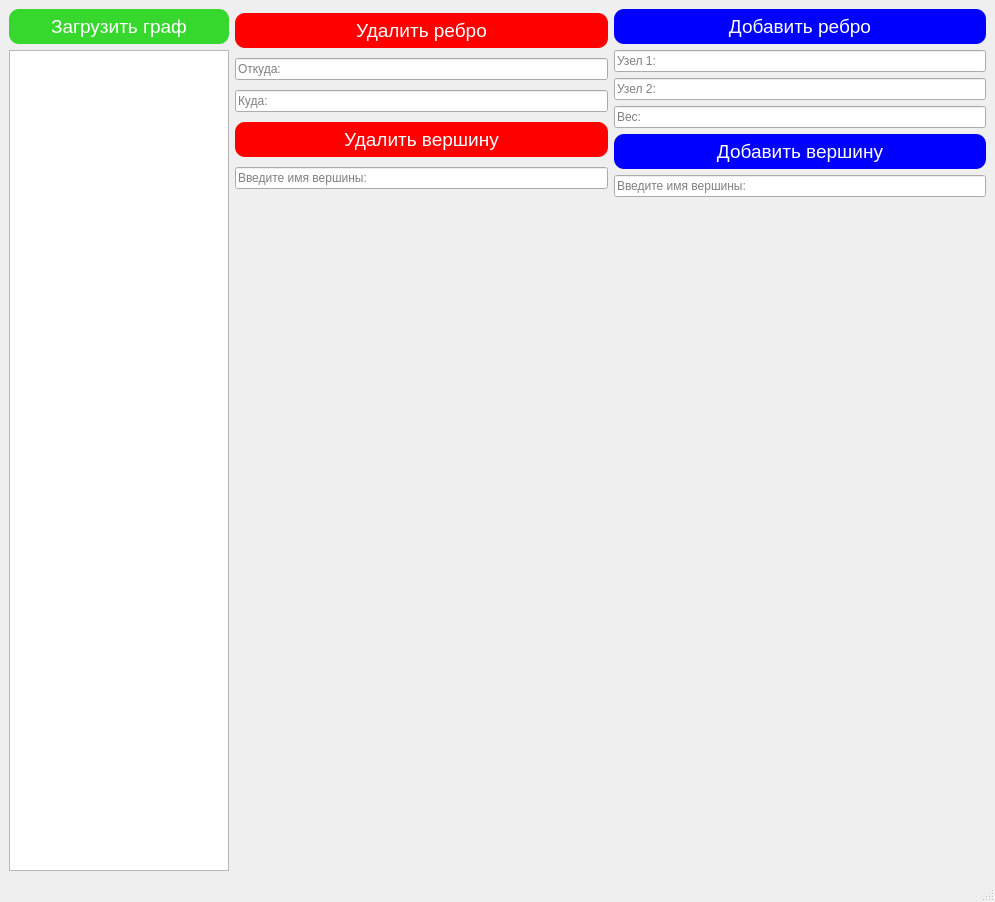
This is mainwindow.ui in Mostov2005/Graph-theory-algorithms as Qt 5 draws it before an edit. The edited form follows.
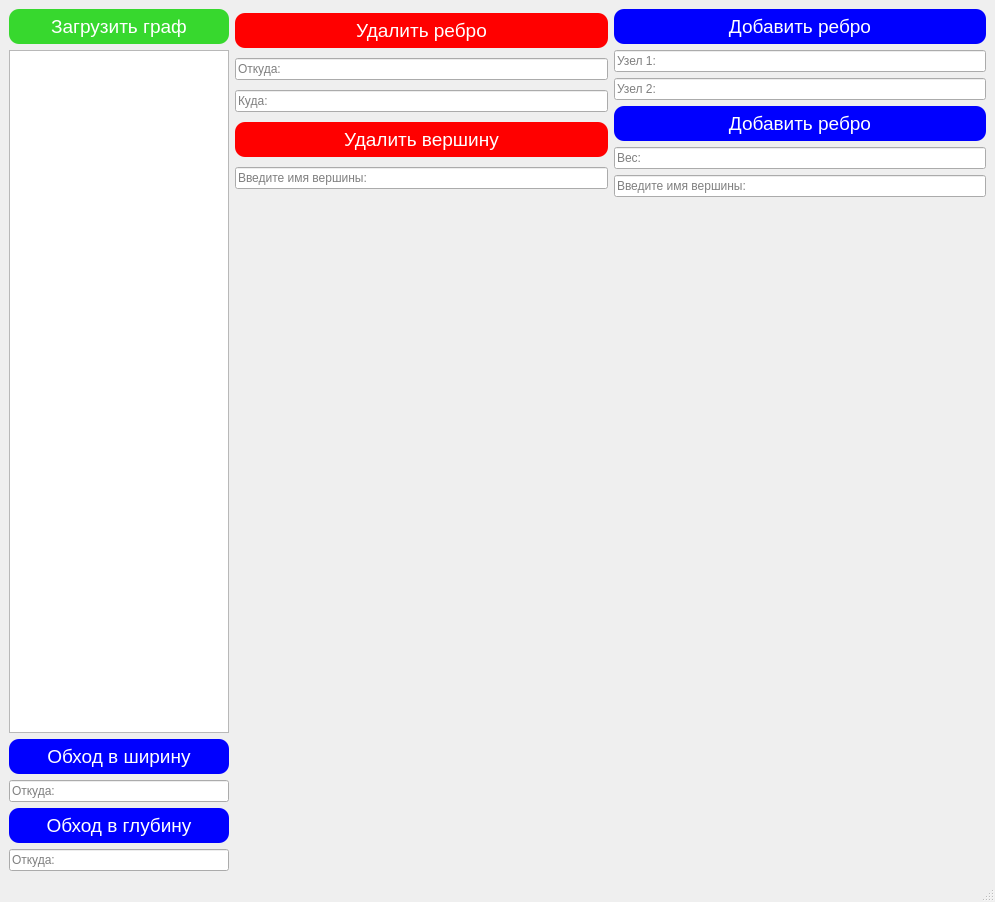
This is the edited form.

Commit message: Новые layout's

```diff
--- a/mainwindow.ui
+++ b/mainwindow.ui
@@ -224,6 +224,424 @@
         <item>
          <widget class="QTableWidget" name="tableWidget"/>
         </item>
+        <item>
+         <widget class="QPushButton" name="bfs_btn">
+          <property name="minimumSize">
+           <size>
+            <width>220</width>
+            <height>35</height>
+           </size>
+          </property>
+          <property name="palette">
+           <palette>
+            <active>
+             <colorrole role="WindowText">
+              <brush brushstyle="SolidPattern">
+               <color alpha="255">
+                <red>255</red>
+                <green>255</green>
+                <blue>255</blue>
+               </color>
+              </brush>
+             </colorrole>
+             <colorrole role="Button">
+              <brush brushstyle="SolidPattern">
+               <color alpha="255">
+                <red>0</red>
+                <green>0</green>
+                <blue>255</blue>
+               </color>
+              </brush>
+             </colorrole>
+             <colorrole role="Text">
+              <brush brushstyle="SolidPattern">
+               <color alpha="255">
+                <red>255</red>
+                <green>255</green>
+                <blue>255</blue>
+               </color>
+              </brush>
+             </colorrole>
+             <colorrole role="ButtonText">
+              <brush brushstyle="SolidPattern">
+               <color alpha="255">
+                <red>255</red>
+                <green>255</green>
+                <blue>255</blue>
+               </color>
+              </brush>
+             </colorrole>
+             <colorrole role="Base">
+              <brush brushstyle="SolidPattern">
+               <color alpha="255">
+                <red>0</red>
+                <green>0</green>
+                <blue>255</blue>
+               </color>
+              </brush>
+             </colorrole>
+             <colorrole role="Window">
+              <brush brushstyle="SolidPattern">
+               <color alpha="255">
+                <red>0</red>
+                <green>0</green>
+                <blue>255</blue>
+               </color>
+              </brush>
+             </colorrole>
+            </active>
+            <inactive>
+             <colorrole role="WindowText">
+              <brush brushstyle="SolidPattern">
+               <color alpha="255">
+                <red>255</red>
+                <green>255</green>
+                <blue>255</blue>
+               </color>
+              </brush>
+             </colorrole>
+             <colorrole role="Button">
+              <brush brushstyle="SolidPattern">
+               <color alpha="255">
+                <red>0</red>
+                <green>0</green>
+                <blue>255</blue>
+               </color>
+              </brush>
+             </colorrole>
+             <colorrole role="Text">
+              <brush brushstyle="SolidPattern">
+               <color alpha="255">
+                <red>255</red>
+                <green>255</green>
+                <blue>255</blue>
+               </color>
+              </brush>
+             </colorrole>
+             <colorrole role="ButtonText">
+              <brush brushstyle="SolidPattern">
+               <color alpha="255">
+                <red>255</red>
+                <green>255</green>
+                <blue>255</blue>
+               </color>
+              </brush>
+             </colorrole>
+             <colorrole role="Base">
+              <brush brushstyle="SolidPattern">
+               <color alpha="255">
+                <red>0</red>
+                <green>0</green>
+                <blue>255</blue>
+               </color>
+              </brush>
+             </colorrole>
+             <colorrole role="Window">
+              <brush brushstyle="SolidPattern">
+               <color alpha="255">
+                <red>0</red>
+                <green>0</green>
+                <blue>255</blue>
+               </color>
+              </brush>
+             </colorrole>
+            </inactive>
+            <disabled>
+             <colorrole role="WindowText">
+              <brush brushstyle="SolidPattern">
+               <color alpha="255">
+                <red>255</red>
+                <green>255</green>
+                <blue>255</blue>
+               </color>
+              </brush>
+             </colorrole>
+             <colorrole role="Button">
+              <brush brushstyle="SolidPattern">
+               <color alpha="255">
+                <red>0</red>
+                <green>0</green>
+                <blue>255</blue>
+               </color>
+              </brush>
+             </colorrole>
+             <colorrole role="Text">
+              <brush brushstyle="SolidPattern">
+               <color alpha="255">
+                <red>255</red>
+                <green>255</green>
+                <blue>255</blue>
+               </color>
+              </brush>
+             </colorrole>
+             <colorrole role="ButtonText">
+              <brush brushstyle="SolidPattern">
+               <color alpha="255">
+                <red>255</red>
+                <green>255</green>
+                <blue>255</blue>
+               </color>
+              </brush>
+             </colorrole>
+             <colorrole role="Base">
+              <brush brushstyle="SolidPattern">
+               <color alpha="255">
+                <red>0</red>
+                <green>0</green>
+                <blue>255</blue>
+               </color>
+              </brush>
+             </colorrole>
+             <colorrole role="Window">
+              <brush brushstyle="SolidPattern">
+               <color alpha="255">
+                <red>0</red>
+                <green>0</green>
+                <blue>255</blue>
+               </color>
+              </brush>
+             </colorrole>
+            </disabled>
+           </palette>
+          </property>
+          <property name="font">
+           <font>
+            <pointsize>14</pointsize>
+           </font>
+          </property>
+          <property name="styleSheet">
+           <string notr="true">#bfs_btn {
+   background-color:rgb(0, 0, 255); /* Цвет фона кнопки */
+    border-radius: 10px; /* Устанавливаем радиус закругления углов */
+    color: white; /* Цвет текста кнопки */
+}
+#bfs_btn:hover {
+                background-color: rgb(0, 0, 158)
+}
+
+</string>
+          </property>
+          <property name="text">
+           <string>Обход в ширину</string>
+          </property>
+         </widget>
+        </item>
+        <item>
+         <widget class="QLineEdit" name="lineEdit_bfs">
+          <property name="placeholderText">
+           <string>Откуда: </string>
+          </property>
+         </widget>
+        </item>
+        <item>
+         <widget class="QPushButton" name="dfs_btn">
+          <property name="minimumSize">
+           <size>
+            <width>220</width>
+            <height>35</height>
+           </size>
+          </property>
+          <property name="palette">
+           <palette>
+            <active>
+             <colorrole role="WindowText">
+              <brush brushstyle="SolidPattern">
+               <color alpha="255">
+                <red>255</red>
+                <green>255</green>
+                <blue>255</blue>
+               </color>
+              </brush>
+             </colorrole>
+             <colorrole role="Button">
+              <brush brushstyle="SolidPattern">
+               <color alpha="255">
+                <red>0</red>
+                <green>0</green>
+                <blue>255</blue>
+               </color>
+              </brush>
+             </colorrole>
+             <colorrole role="Text">
+              <brush brushstyle="SolidPattern">
+               <color alpha="255">
+                <red>255</red>
+                <green>255</green>
+                <blue>255</blue>
+               </color>
+              </brush>
+             </colorrole>
+             <colorrole role="ButtonText">
+              <brush brushstyle="SolidPattern">
+               <color alpha="255">
+                <red>255</red>
+                <green>255</green>
+                <blue>255</blue>
+               </color>
+              </brush>
+             </colorrole>
+             <colorrole role="Base">
+              <brush brushstyle="SolidPattern">
+               <color alpha="255">
+                <red>0</red>
+                <green>0</green>
+                <blue>255</blue>
+               </color>
+              </brush>
+             </colorrole>
+             <colorrole role="Window">
+              <brush brushstyle="SolidPattern">
+               <color alpha="255">
+                <red>0</red>
+                <green>0</green>
+                <blue>255</blue>
+               </color>
+              </brush>
+             </colorrole>
+            </active>
+            <inactive>
+             <colorrole role="WindowText">
+              <brush brushstyle="SolidPattern">
+               <color alpha="255">
+                <red>255</red>
+                <green>255</green>
+                <blue>255</blue>
+               </color>
+              </brush>
+             </colorrole>
+             <colorrole role="Button">
+              <brush brushstyle="SolidPattern">
+               <color alpha="255">
+                <red>0</red>
+                <green>0</green>
+                <blue>255</blue>
+               </color>
+              </brush>
+             </colorrole>
+             <colorrole role="Text">
+              <brush brushstyle="SolidPattern">
+               <color alpha="255">
+                <red>255</red>
+                <green>255</green>
+                <blue>255</blue>
+               </color>
+              </brush>
+             </colorrole>
+             <colorrole role="ButtonText">
+              <brush brushstyle="SolidPattern">
+               <color alpha="255">
+                <red>255</red>
+                <green>255</green>
+                <blue>255</blue>
+               </color>
+              </brush>
+             </colorrole>
+             <colorrole role="Base">
+              <brush brushstyle="SolidPattern">
+               <color alpha="255">
+                <red>0</red>
+                <green>0</green>
+                <blue>255</blue>
+               </color>
+              </brush>
+             </colorrole>
+             <colorrole role="Window">
+              <brush brushstyle="SolidPattern">
+               <color alpha="255">
+                <red>0</red>
+                <green>0</green>
+                <blue>255</blue>
+               </color>
+              </brush>
+             </colorrole>
+            </inactive>
+            <disabled>
+             <colorrole role="WindowText">
+              <brush brushstyle="SolidPattern">
+               <color alpha="255">
+                <red>255</red>
+                <green>255</green>
+                <blue>255</blue>
+               </color>
+              </brush>
+             </colorrole>
+             <colorrole role="Button">
+              <brush brushstyle="SolidPattern">
+               <color alpha="255">
+                <red>0</red>
+                <green>0</green>
+                <blue>255</blue>
+               </color>
+              </brush>
+             </colorrole>
+             <colorrole role="Text">
+              <brush brushstyle="SolidPattern">
+               <color alpha="255">
+                <red>255</red>
+                <green>255</green>
+                <blue>255</blue>
+               </color>
+              </brush>
+             </colorrole>
+             <colorrole role="ButtonText">
+              <brush brushstyle="SolidPattern">
+               <color alpha="255">
+                <red>255</red>
+                <green>255</green>
+                <blue>255</blue>
+               </color>
+              </brush>
+             </colorrole>
+             <colorrole role="Base">
+              <brush brushstyle="SolidPattern">
+               <color alpha="255">
+                <red>0</red>
+                <green>0</green>
+                <blue>255</blue>
+               </color>
+              </brush>
+             </colorrole>
+             <colorrole role="Window">
+              <brush brushstyle="SolidPattern">
+               <color alpha="255">
+                <red>0</red>
+                <green>0</green>
+                <blue>255</blue>
+               </color>
+              </brush>
+             </colorrole>
+            </disabled>
+           </palette>
+          </property>
+          <property name="font">
+           <font>
+            <pointsize>14</pointsize>
+           </font>
+          </property>
+          <property name="styleSheet">
+           <string notr="true">#dfs_btn {
+   background-color:rgb(0, 0, 255); /* Цвет фона кнопки */
+    border-radius: 10px; /* Устанавливаем радиус закругления углов */
+    color: white; /* Цвет текста кнопки */
+}
+#dfs_btn:hover {
+                background-color: rgb(0, 0, 158)
+}
+
+</string>
+          </property>
+          <property name="text">
+           <string>Обход в глубину</string>
+          </property>
+         </widget>
+        </item>
+        <item>
+         <widget class="QLineEdit" name="lineEdit_dfs">
+          <property name="placeholderText">
+           <string>Откуда: </string>
+          </property>
+         </widget>
+        </item>
        </layout>
       </item>
       <item>
@@ -880,13 +1298,6 @@
               </property>
              </widget>
             </item>
-            <item>
-             <widget class="QLineEdit" name="lineEdit_3">
-              <property name="placeholderText">
-               <string>Вес: </string>
-              </property>
-             </widget>
-            </item>
             <item>
              <widget class="QPushButton" name="add_node_btn">
               <property name="minimumSize">
@@ -1085,7 +1496,14 @@
 </string>
               </property>
               <property name="text">
-               <string>Добавить вершину</string>
+               <string>Добавить ребро</string>
+              </property>
+             </widget>
+            </item>
+            <item>
+             <widget class="QLineEdit" name="lineEdit_3">
+              <property name="placeholderText">
+               <string>Вес: </string>
               </property>
              </widget>
             </item>
```
